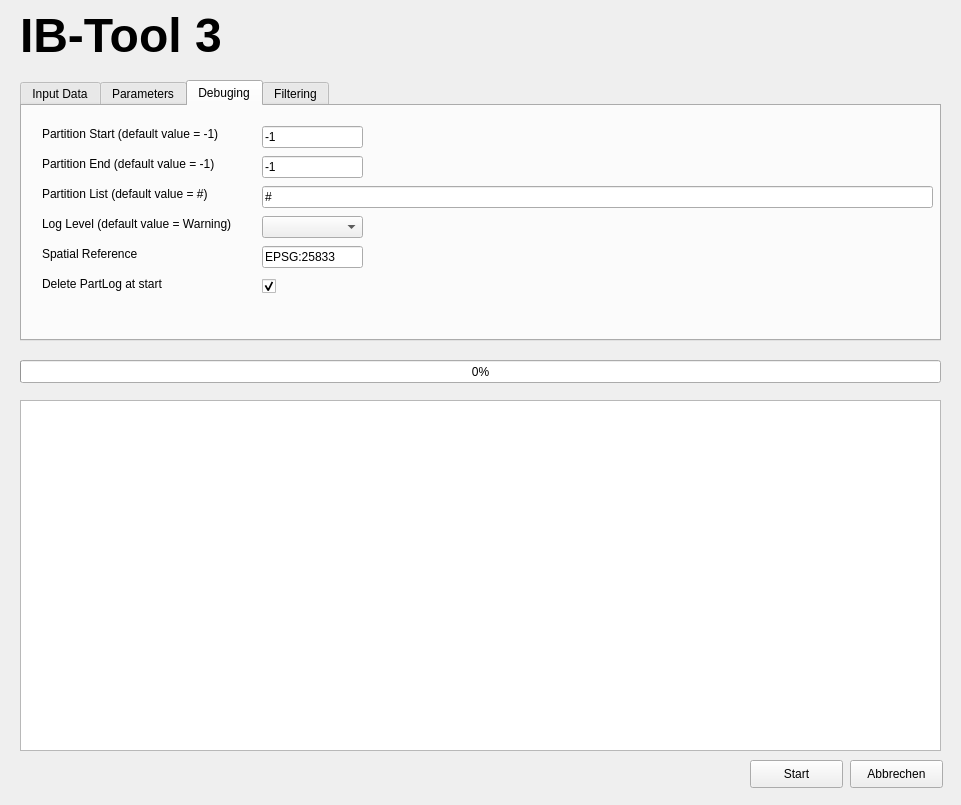
IB-Tool/IB-Tool-3, file ibtool_dialog_base.ui: the form before one commit.
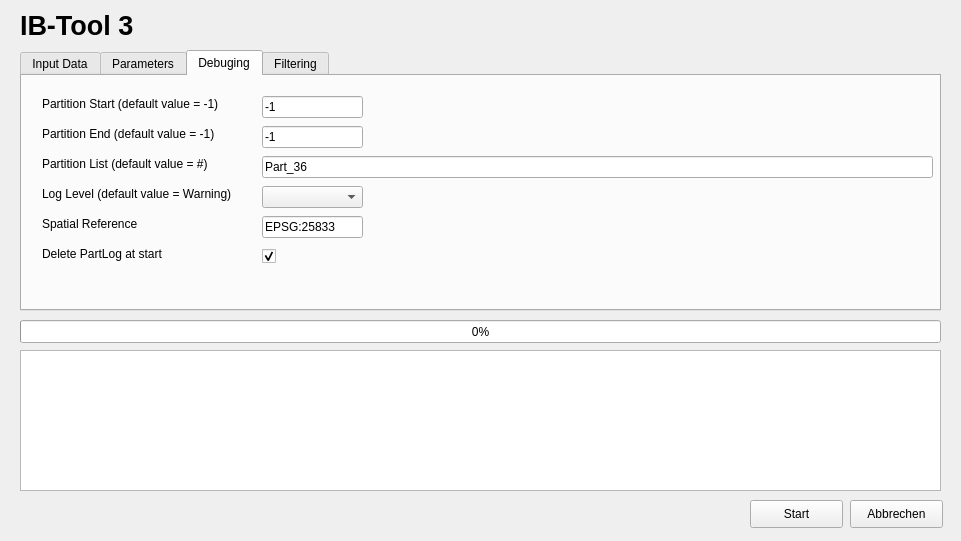
The form after the commit. The open tabs and pages were chosen to show the change.

Commit message: Adjust UI layout dimensions and element positions

```diff
--- a/ibtool_dialog_base.ui
+++ b/ibtool_dialog_base.ui
@@ -7,7 +7,7 @@
     <x>0</x>
     <y>0</y>
     <width>961</width>
-    <height>805</height>
+    <height>541</height>
    </rect>
   </property>
   <property name="windowTitle">
@@ -19,12 +19,12 @@
      <x>20</x>
      <y>10</y>
      <width>281</width>
-     <height>51</height>
+     <height>31</height>
     </rect>
    </property>
    <property name="font">
     <font>
-     <pointsize>36</pointsize>
+     <pointsize>20</pointsize>
      <weight>75</weight>
      <bold>true</bold>
     </font>
@@ -37,7 +37,7 @@
    <property name="geometry">
     <rect>
      <x>20</x>
-     <y>80</y>
+     <y>50</y>
      <width>921</width>
      <height>261</height>
     </rect>
@@ -702,7 +702,7 @@
       </rect>
      </property>
      <property name="text">
-      <string>#</string>
+      <string>Part_36</string>
      </property>
     </widget>
     <widget class="QCheckBox" name="PartLogBox">
@@ -793,7 +793,7 @@
    <property name="geometry">
     <rect>
      <x>750</x>
-     <y>760</y>
+     <y>500</y>
      <width>93</width>
      <height>28</height>
     </rect>
@@ -806,7 +806,7 @@
    <property name="geometry">
     <rect>
      <x>20</x>
-     <y>360</y>
+     <y>320</y>
      <width>921</width>
      <height>23</height>
     </rect>
@@ -819,9 +819,9 @@
    <property name="geometry">
     <rect>
      <x>20</x>
-     <y>400</y>
+     <y>350</y>
      <width>921</width>
-     <height>351</height>
+     <height>141</height>
     </rect>
    </property>
   </widget>
@@ -829,7 +829,7 @@
    <property name="geometry">
     <rect>
      <x>850</x>
-     <y>760</y>
+     <y>500</y>
      <width>93</width>
      <height>28</height>
     </rect>
```
